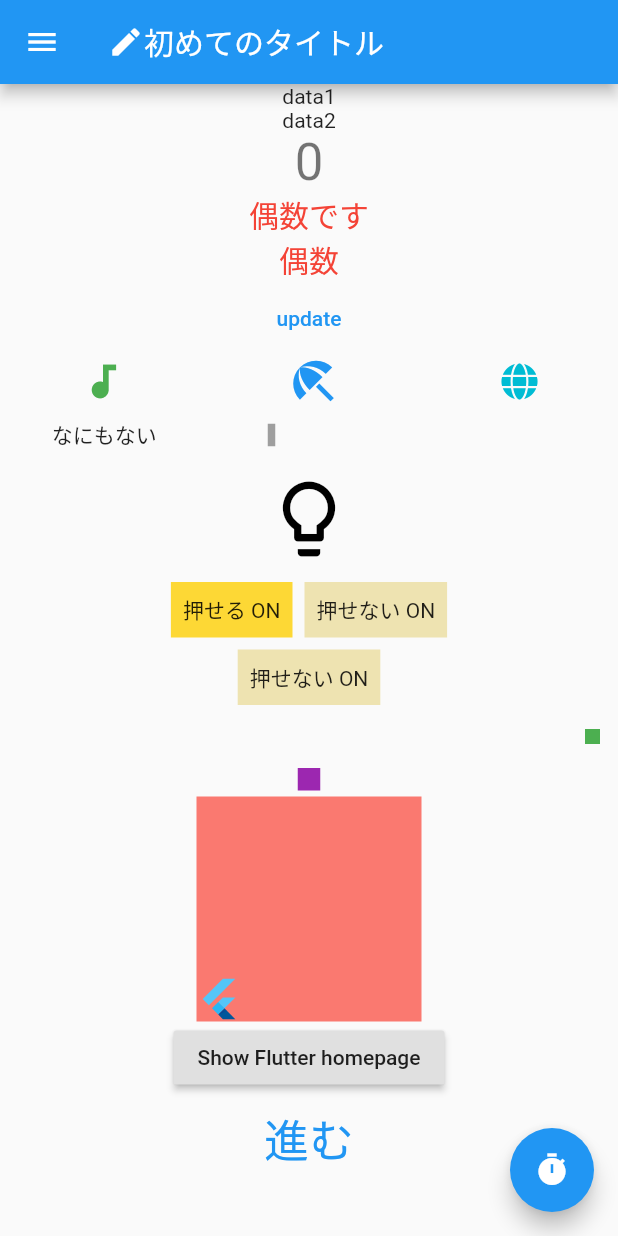
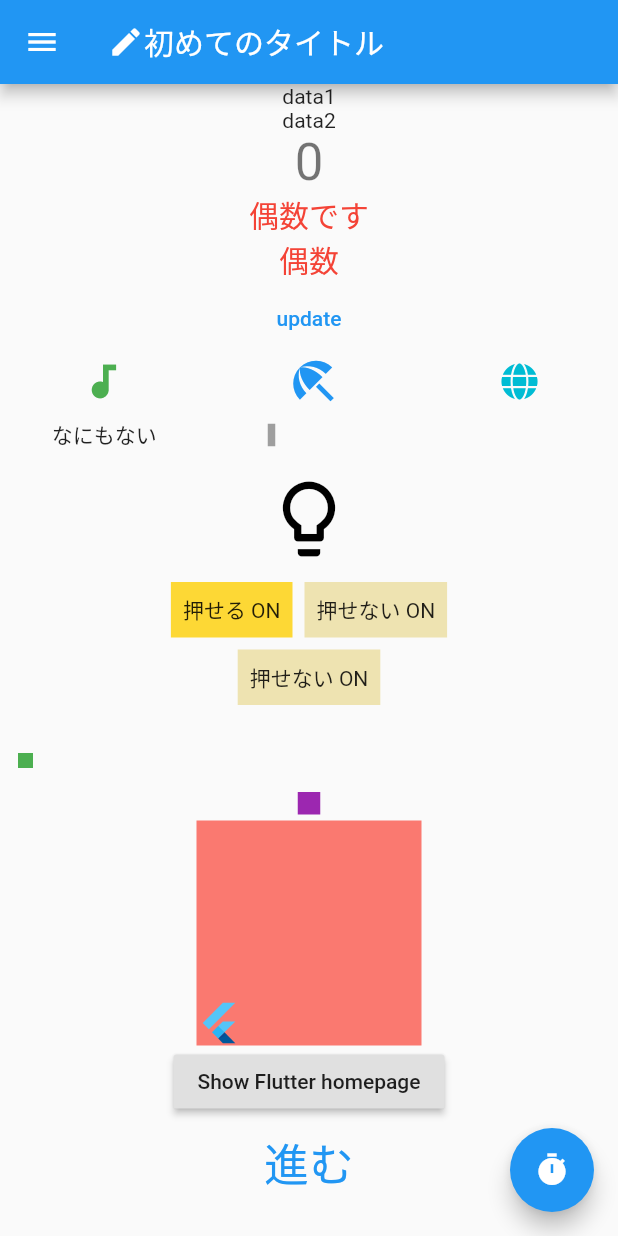
Before and after one commit to terra-namibia/practice2, a Flutter app: the screen it shows after launch, on a phone screen of 412 x 824 dp. Run offline on Flutter 3.47's test engine with Material 2 defaults, Android fonts, the phone set to English and light mode, and no system bars; our stand-ins replace font_awesome_flutter.

```diff
--- a/lib/main.dart
+++ b/lib/main.dart
@@ -184,13 +184,26 @@ class _MyHomePageState extends State<MyHomePage> {
               ),
             ],
           ),
+          AnimatedSwitcher(
+              duration: const Duration(seconds: 1),
+              child: _lightIsOn
+                  ? Center(
+                      child: Container(
+                          padding: EdgeInsets.all(10.0),
+                          child: SizedBox(
+                              width: 15,
+                              height: 15,
+                              child: CircularProgressIndicator(
+                                strokeWidth: 3.0,
+                              ))))
+                  : const Text("")),
           Container(
             padding: const EdgeInsets.all(8),
             margin: const EdgeInsets.all(4),
             child: AnimatedAlign(
                 duration: const Duration(seconds: 1),
                 alignment:
-                    _lightIsOn ? Alignment.topLeft : Alignment.bottomRight,
+                    _lightIsOn ? Alignment.bottomRight : Alignment.topLeft,
                 child: SizedBox(
                     width: 10,
                     height: 10,
```
